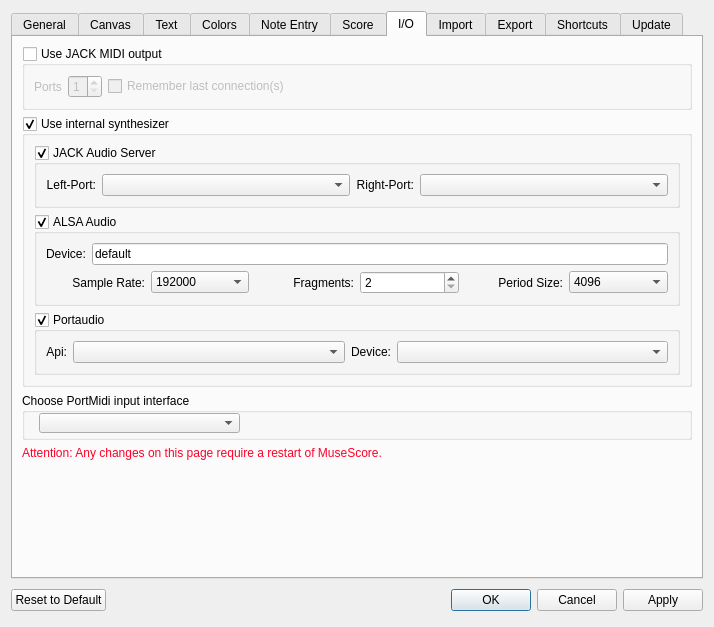
Old version of the form mscore/mscore/prefsdialog.ui in the repository musescore/musescore-old.
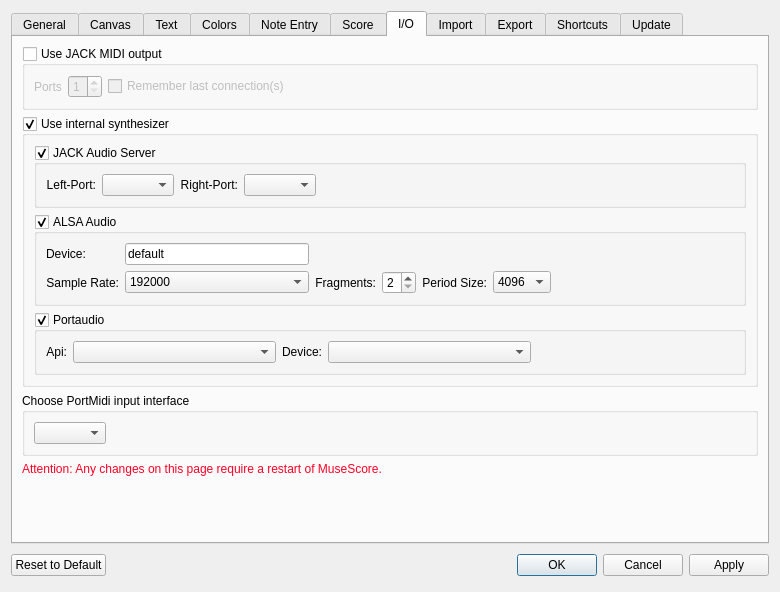
New version of the form. The open tabs and pages were chosen to show the change. Icons and pictures are not drawn. Custom widgets are drawn as their Qt base class.

```diff
--- a/mscore/mscore/prefsdialog.ui
+++ b/mscore/mscore/prefsdialog.ui
@@ -6,8 +6,8 @@
    <rect>
     <x>0</x>
     <y>0</y>
-    <width>714</width>
-    <height>627</height>
+    <width>780</width>
+    <height>592</height>
    </rect>
   </property>
   <property name="windowTitle">
@@ -19,6 +19,12 @@
   <layout class="QVBoxLayout" name="verticalLayout_7">
    <item>
     <widget class="QTabWidget" name="General">
+     <property name="sizePolicy">
+      <sizepolicy hsizetype="Preferred" vsizetype="Expanding">
+       <horstretch>0</horstretch>
+       <verstretch>0</verstretch>
+      </sizepolicy>
+     </property>
      <property name="accessibleName">
       <string/>
      </property>
@@ -1559,9 +1565,15 @@
       <attribute name="title">
        <string>I/O</string>
       </attribute>
-      <layout class="QVBoxLayout">
+      <layout class="QVBoxLayout" name="verticalLayout_8">
        <item>
         <widget class="QGroupBox" name="useJackMidi">
+         <property name="sizePolicy">
+          <sizepolicy hsizetype="Preferred" vsizetype="Preferred">
+           <horstretch>0</horstretch>
+           <verstretch>0</verstretch>
+          </sizepolicy>
+         </property>
          <property name="title">
           <string>Use JACK MIDI output</string>
          </property>
@@ -1574,8 +1586,8 @@
          <property name="checked">
           <bool>false</bool>
          </property>
-         <layout class="QGridLayout" name="gridLayout_4">
-          <item row="0" column="0">
+         <layout class="QHBoxLayout" name="horizontalLayout_7">
+          <item>
            <layout class="QFormLayout" name="formLayout_6">
             <property name="fieldGrowthPolicy">
              <enum>QFormLayout::AllNonFixedFieldsGrow</enum>
@@ -1602,31 +1614,37 @@
             </item>
            </layout>
           </item>
-          <item row="0" column="2">
-           <spacer name="horizontalSpacer_4">
-            <property name="orientation">
-             <enum>Qt::Horizontal</enum>
-            </property>
-            <property name="sizeHint" stdset="0">
-             <size>
-              <width>705</width>
-              <height>20</height>
-             </size>
-            </property>
-           </spacer>
-          </item>
-          <item row="0" column="1">
+          <item>
            <widget class="QCheckBox" name="rememberLastMidiConnections">
             <property name="text">
              <string>Remember last connection(s)</string>
             </property>
            </widget>
           </item>
+          <item>
+           <spacer name="horizontalSpacer_4">
+            <property name="orientation">
+             <enum>Qt::Horizontal</enum>
+            </property>
+            <property name="sizeHint" stdset="0">
+             <size>
+              <width>705</width>
+              <height>20</height>
+             </size>
+            </property>
+           </spacer>
+          </item>
          </layout>
         </widget>
        </item>
        <item>
         <widget class="QGroupBox" name="useSynthesizer">
+         <property name="sizePolicy">
+          <sizepolicy hsizetype="Preferred" vsizetype="Preferred">
+           <horstretch>0</horstretch>
+           <verstretch>0</verstretch>
+          </sizepolicy>
+         </property>
          <property name="title">
           <string>Use internal synthesizer</string>
          </property>
@@ -1693,11 +1711,30 @@
              <item>
               <widget class="QComboBox" name="jackRPort"/>
              </item>
+             <item>
+              <spacer name="horizontalSpacer_8">
+               <property name="orientation">
+                <enum>Qt::Horizontal</enum>
+               </property>
+               <property name="sizeHint" stdset="0">
+                <size>
+                 <width>40</width>
+                 <height>20</height>
+                </size>
+               </property>
+              </spacer>
+             </item>
             </layout>
            </widget>
           </item>
           <item>
            <widget class="QGroupBox" name="alsaDriver">
+            <property name="sizePolicy">
+             <sizepolicy hsizetype="Expanding" vsizetype="Preferred">
+              <horstretch>0</horstretch>
+              <verstretch>0</verstretch>
+             </sizepolicy>
+            </property>
             <property name="title">
              <string>ALSA Audio</string>
             </property>
@@ -1710,28 +1747,22 @@
             <property name="checked">
              <bool>true</bool>
             </property>
-            <layout class="QVBoxLayout">
-             <item>
-              <layout class="QHBoxLayout">
-               <item>
+            <layout class="QGridLayout" name="gridLayout_5">
+             <item row="0" column="0">
                 <widget class="QLabel" name="label_10">
                  <property name="text">
                   <string>Device:</string>
                  </property>
                 </widget>
                </item>
-               <item>
+             <item row="0" column="1">
                 <widget class="QLineEdit" name="alsaDevice">
                  <property name="text">
                   <string>default</string>
                  </property>
                 </widget>
                </item>
-              </layout>
-             </item>
-             <item>
-              <layout class="QHBoxLayout">
-               <item>
+             <item row="1" column="0">
                 <widget class="QLabel" name="label_11">
                  <property name="text">
                   <string>Sample Rate:</string>
@@ -1741,7 +1772,7 @@
                  </property>
                 </widget>
                </item>
-               <item>
+             <item row="1" column="1">
                 <widget class="QComboBox" name="alsaSampleRate">
                  <item>
                   <property name="text">
@@ -1780,7 +1811,7 @@
                  </item>
                 </widget>
                </item>
-               <item>
+             <item row="1" column="2">
                 <widget class="QLabel" name="label_13">
                  <property name="text">
                   <string>Fragments:</string>
@@ -1790,7 +1821,7 @@
                  </property>
                 </widget>
                </item>
-               <item>
+             <item row="1" column="3">
                 <widget class="QSpinBox" name="alsaFragments">
                  <property name="minimum">
                   <number>2</number>
@@ -1803,7 +1834,7 @@
                  </property>
                 </widget>
                </item>
-               <item>
+             <item row="1" column="4">
                 <widget class="QLabel" name="label_12">
                  <property name="text">
                   <string>Period Size:</string>
@@ -1813,7 +1844,7 @@
                  </property>
                 </widget>
                </item>
-               <item>
+             <item row="1" column="5">
                 <widget class="QComboBox" name="alsaPeriodSize">
                  <item>
                   <property name="text">
@@ -1852,13 +1883,30 @@
                  </item>
                 </widget>
                </item>
-              </layout>
+             <item row="1" column="6">
+              <spacer name="horizontalSpacer_9">
+               <property name="orientation">
+                <enum>Qt::Horizontal</enum>
+               </property>
+               <property name="sizeHint" stdset="0">
+                <size>
+                 <width>40</width>
+                 <height>20</height>
+                </size>
+               </property>
+              </spacer>
              </item>
             </layout>
            </widget>
           </item>
           <item>
            <widget class="QGroupBox" name="portaudioDriver">
+            <property name="sizePolicy">
+             <sizepolicy hsizetype="Preferred" vsizetype="Preferred">
+              <horstretch>0</horstretch>
+              <verstretch>0</verstretch>
+             </sizepolicy>
+            </property>
             <property name="title">
              <string>Portaudio</string>
             </property>
@@ -1868,7 +1916,7 @@
             <property name="checkable">
              <bool>true</bool>
             </property>
-            <layout class="QHBoxLayout">
+            <layout class="QHBoxLayout" name="horizontalLayout_5">
              <item>
               <widget class="QLabel" name="label_21">
                <property name="text">
@@ -1909,6 +1957,19 @@
                </property>
               </widget>
              </item>
+             <item>
+              <spacer name="horizontalSpacer_6">
+               <property name="orientation">
+                <enum>Qt::Horizontal</enum>
+               </property>
+               <property name="sizeHint" stdset="0">
+                <size>
+                 <width>40</width>
+                 <height>20</height>
+                </size>
+               </property>
+              </spacer>
+             </item>
             </layout>
            </widget>
           </item>
@@ -1917,6 +1978,12 @@
        </item>
        <item>
         <widget class="QGroupBox" name="portmidiDriverInput">
+         <property name="sizePolicy">
+          <sizepolicy hsizetype="Preferred" vsizetype="Preferred">
+           <horstretch>0</horstretch>
+           <verstretch>0</verstretch>
+          </sizepolicy>
+         </property>
          <property name="minimumSize">
           <size>
            <width>0</width>
@@ -1929,20 +1996,41 @@
          <property name="flat">
           <bool>true</bool>
          </property>
+         <layout class="QHBoxLayout" name="horizontalLayout_6">
+          <item>
          <widget class="QComboBox" name="portMidiInput">
-          <property name="geometry">
-           <rect>
-            <x>17</x>
-            <y>20</y>
-            <width>201</width>
-            <height>20</height>
-           </rect>
-          </property>
-         </widget>
+            <property name="sizePolicy">
+             <sizepolicy hsizetype="Preferred" vsizetype="Fixed">
+              <horstretch>0</horstretch>
+              <verstretch>0</verstretch>
+             </sizepolicy>
+            </property>
+           </widget>
+          </item>
+          <item>
+           <spacer name="horizontalSpacer_7">
+            <property name="orientation">
+             <enum>Qt::Horizontal</enum>
+            </property>
+            <property name="sizeHint" stdset="0">
+             <size>
+              <width>40</width>
+              <height>20</height>
+             </size>
+            </property>
+           </spacer>
+          </item>
+         </layout>
         </widget>
        </item>
        <item>
         <widget class="QLabel" name="restartWarning">
+         <property name="sizePolicy">
+          <sizepolicy hsizetype="Expanding" vsizetype="Fixed">
+           <horstretch>0</horstretch>
+           <verstretch>0</verstretch>
+          </sizepolicy>
+         </property>
          <property name="palette">
           <palette>
            <active>
@@ -2208,30 +2296,24 @@
       <attribute name="title">
        <string>Update</string>
       </attribute>
+      <layout class="QVBoxLayout" name="verticalLayout_9">
+       <item>
       <widget class="QGroupBox" name="groupBox_17">
-       <property name="geometry">
-        <rect>
-         <x>10</x>
-         <y>10</y>
-         <width>567</width>
-         <height>82</height>
-        </rect>
-       </property>
        <property name="title">
         <string>Automatic Update Check</string>
        </property>
        <property name="flat">
         <bool>true</bool>
        </property>
-       <layout class="QVBoxLayout" name="verticalLayout_8">
-        <item>
+         <layout class="QGridLayout" name="gridLayout_6">
+          <item row="0" column="0">
          <widget class="QLabel" name="label_8">
           <property name="text">
            <string>Check for new versions of MuseScore on startup</string>
           </property>
          </widget>
         </item>
-        <item>
+          <item row="1" column="0">
          <layout class="QHBoxLayout" name="horizontalLayout_3">
           <item>
            <widget class="QComboBox" name="checkUpdateStartup"/>
@@ -2251,8 +2333,23 @@
           </item>
          </layout>
         </item>
-       </layout>
-      </widget>
+          <item row="2" column="0">
+           <spacer name="verticalSpacer_5">
+            <property name="orientation">
+             <enum>Qt::Vertical</enum>
+            </property>
+            <property name="sizeHint" stdset="0">
+             <size>
+              <width>20</width>
+              <height>40</height>
+             </size>
+            </property>
+           </spacer>
+          </item>
+         </layout>
+        </widget>
+       </item>
+      </layout>
      </widget>
     </widget>
    </item>
```
Lines whose indentation alone changed are shown as unchanged.
